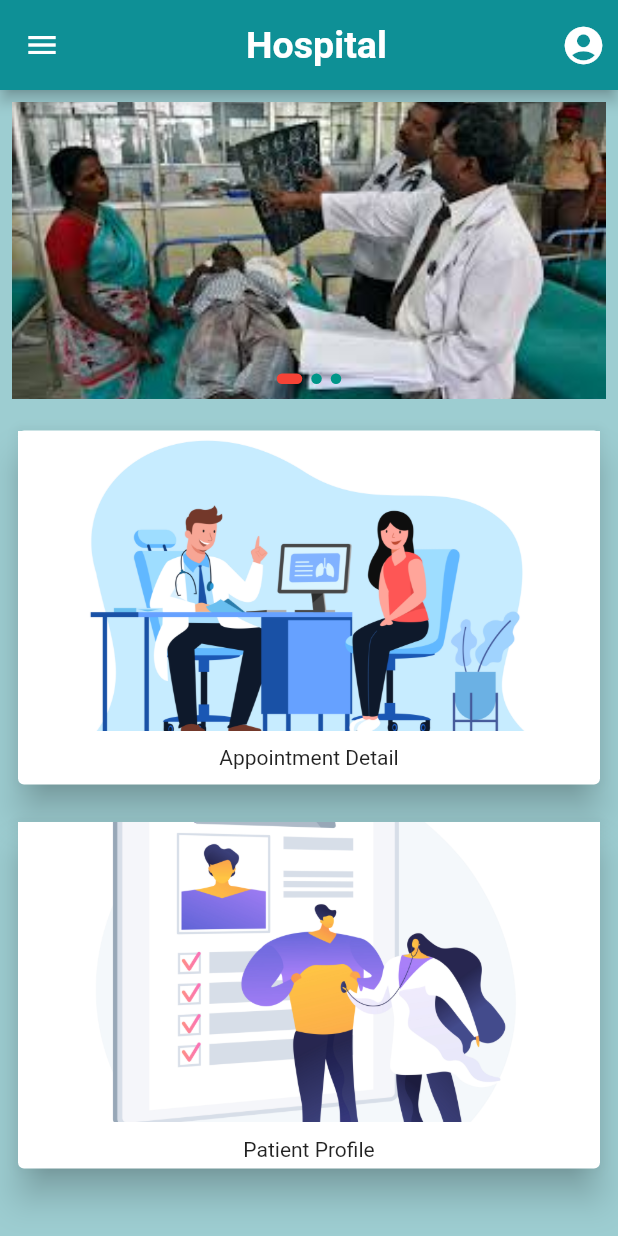
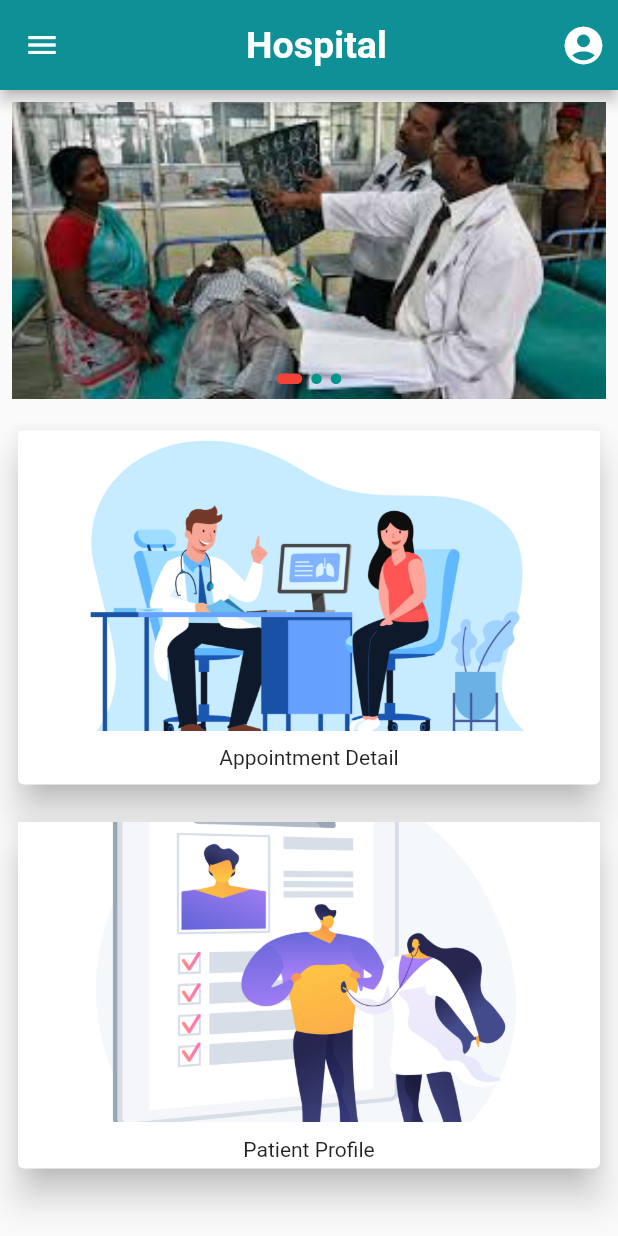
Before and after one commit to shubham21panchal02/Ehealthhub, a Flutter app: the h_firstpage screen opened directly, on a phone screen of 412 x 824 dp. Run offline on Flutter 3.47's test engine with Material 2 defaults, Android fonts, the phone set to English and light mode, and no system bars; drawn by our look-alikes of carousel_slider; our stand-ins replace animate_do, flutter_advanced_drawer, flutter_onboarding_slider, fluttertoast, image_picker, lottie and 2 more; missing offline and left inert: booking_calendar; accounts and stored records are empty; project files that could hold a hidden picture were left out.

Commit message:
all file

```diff
--- a/lib/Hospital/Hfirstpage.dart
+++ b/lib/Hospital/Hfirstpage.dart
@@ -37,7 +37,7 @@ class hopital extends State<h_firstpage> {
   Widget build(BuildContext context) {
     // TODO: implement build
     return Scaffold(
-      backgroundColor: ColorConstants.lightcolor,
+
         appBar: AppBar(
           backgroundColor: ColorConstants.appbarcolor,
           title: Center(
--- a/lib/main.dart
+++ b/lib/main.dart
@@ -20,6 +20,6 @@ import 'Splash.dart';
 void main() {
   runApp(Material(child:MaterialApp(
     debugShowCheckedModeBanner: false,
-    home: cal(),
+    home: h_firstpage(),
   )));
 }
```
Also changed, not shown: pubspec.lock.
